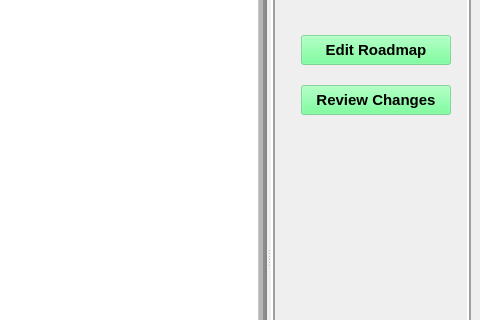
The window that gitmap/gui/main_window.ui (ajr32/GitMap) describes before a commit, drawn with Qt 5; both pictures show x 709 to 1189 and y 184 to 504 of the 1189 by 809 pixel window.
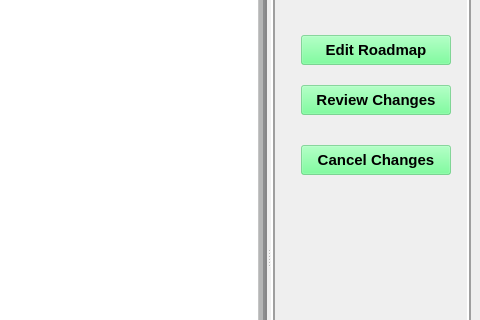
The same window after the commit.

```diff
--- a/gitmap/gui/main_window.ui
+++ b/gitmap/gui/main_window.ui
@@ -439,6 +439,46 @@
          <string>Review Changes</string>
         </property>
        </widget>
+       <widget class="QPushButton" name="cancel_button">
+        <property name="geometry">
+         <rect>
+          <x>30</x>
+          <y>320</y>
+          <width>150</width>
+          <height>30</height>
+         </rect>
+        </property>
+        <property name="minimumSize">
+         <size>
+          <width>133</width>
+          <height>0</height>
+         </size>
+        </property>
+        <property name="maximumSize">
+         <size>
+          <width>155</width>
+          <height>16777215</height>
+         </size>
+        </property>
+        <property name="font">
+         <font>
+          <pointsize>11</pointsize>
+          <bold>true</bold>
+         </font>
+        </property>
+        <property name="layoutDirection">
+         <enum>Qt::LayoutDirection::LeftToRight</enum>
+        </property>
+        <property name="autoFillBackground">
+         <bool>false</bool>
+        </property>
+        <property name="styleSheet">
+         <string notr="true">background-color: rgba(89, 255, 131, 128);</string>
+        </property>
+        <property name="text">
+         <string>Cancel Changes</string>
+        </property>
+       </widget>
       </widget>
      </widget>
     </item>
```
